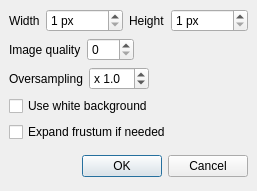
Above: QtRoot/qtgl/qglviewer/QGLViewer/ImageInterface.Qt4.ui from TruhlarT/star-soft before the change. Below: the same form after it.
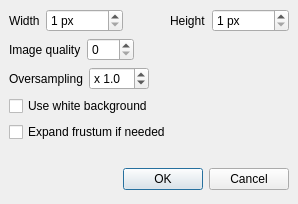
That is the form after the change. Icons and pictures are not drawn.

What changed in the file:
```diff
--- a/QtRoot/qtgl/qglviewer/QGLViewer/ImageInterface.Qt4.ui
+++ b/QtRoot/qtgl/qglviewer/QGLViewer/ImageInterface.Qt4.ui
@@ -1,12 +1,12 @@
 <ui version="4.0" >
  <class>ImageInterface</class>
- <widget class="QDialog" name="ImageInterface" >
-  <property name="geometry" >
+ <widget class="QDialog" name="ImageInterface">
+  <property name="geometry">
    <rect>
     <x>0</x>
     <y>0</y>
-    <width>235</width>
-    <height>191</height>
+    <width>298</width>
+    <height>204</height>
    </rect>
   </property>
   <property name="windowTitle" >
```
Left out of the diff: 193 changed lines with no effect on the pictures.
